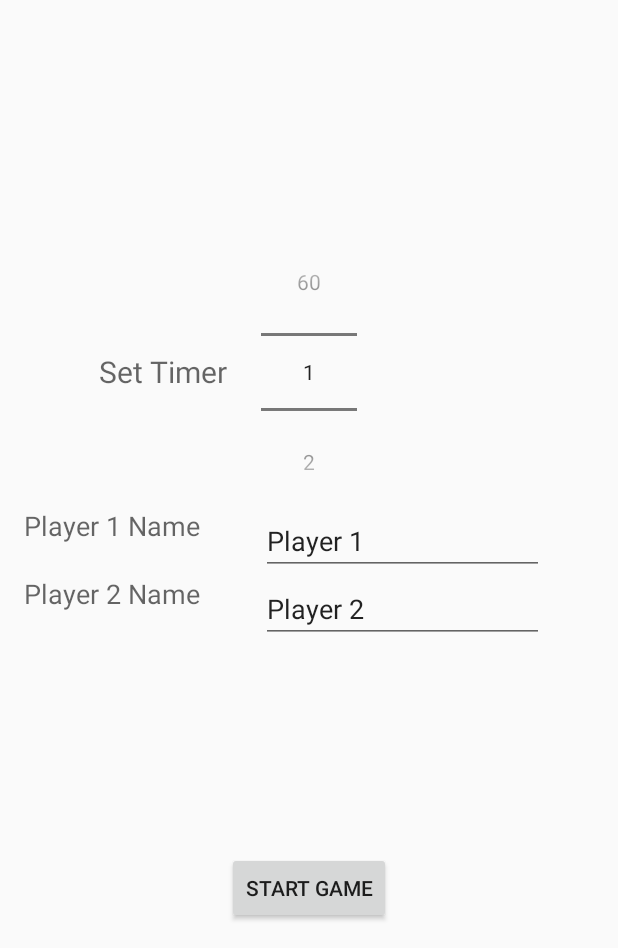
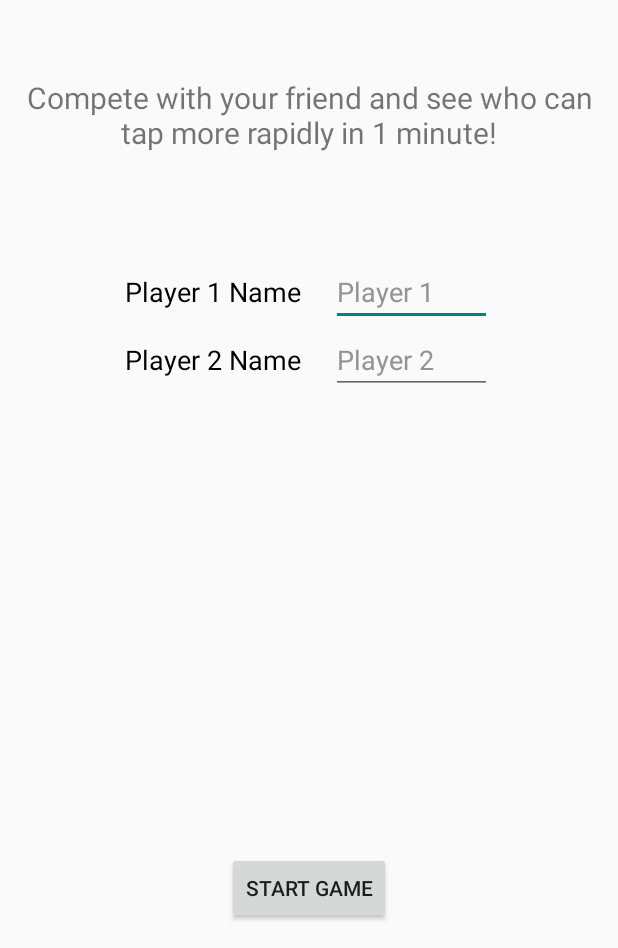
Before and after one commit to BlackMercy/Tap-Mania, an Android app: the screen it shows after launch (MainActivity), on a phone screen of 412 x 824 dp, the part 288-1236 px from its top. Run offline under Robolectric (Android 15) with nearby library versions, the phone set to English and light mode, and no system bars.

Commit message:
New main menu, new game layout, mock-up high score table added.

```diff
--- a/app/src/main/java/com/siit/pitawat/tappingmania/CountDown.java
+++ b/app/src/main/java/com/siit/pitawat/tappingmania/CountDown.java
@@ -24,8 +24,6 @@ public class CountDown extends ActionBarActivity {
         Intent i = this.getIntent();
         player1 = i.getStringExtra("player1");
         player2 = i.getStringExtra("player2");
-//        num = new TextView(this);
-//        this.setContentView(num);
         int n = Integer.parseInt(num.getText().toString());
         Log.d("n", n+"");
         timer counter = new timer (n*1000,1000);
--- a/app/src/main/res/layout/activity_main.xml
+++ b/app/src/main/res/layout/activity_main.xml
@@ -1,91 +1,108 @@
 <RelativeLayout xmlns:android="http://schemas.android.com/apk/res/android"
-    xmlns:tools="http://schemas.android.com/tools" android:layout_width="match_parent"
-    android:layout_height="match_parent" android:paddingLeft="@dimen/activity_horizontal_margin"
+    xmlns:tools="http://schemas.android.com/tools"
+    android:layout_width="match_parent"
+    android:layout_height="match_parent"
+    android:orientation="vertical"
+    android:paddingBottom="@dimen/activity_vertical_margin"
+    android:paddingLeft="@dimen/activity_horizontal_margin"
     android:paddingRight="@dimen/activity_horizontal_margin"
     android:paddingTop="@dimen/activity_vertical_margin"
-    android:paddingBottom="@dimen/activity_vertical_margin" tools:context=".MainActivity"
-    android:orientation="vertical">
+    tools:context=".MainActivity"
+    android:id="@+id/main">
 
     <TextView
+        android:id="@+id/textView3"
         android:layout_width="wrap_content"
         android:layout_height="wrap_content"
-        android:textAppearance="?android:attr/textAppearanceLarge"
-        android:text="TAP MANIA"
-        android:id="@+id/textView3"
         android:layout_alignParentTop="true"
         android:layout_centerHorizontal="true"
         android:layout_marginTop="39dp"
-        android:textStyle="bold|italic"
-        android:textSize="60dp" />
+        android:text="TAP MANIA"
+        android:textAppearance="?android:attr/textAppearanceLarge"
+        android:textSize="60dp"
+        android:textStyle="bold|italic" />
+
+    <TableLayout
+        android:layout_width="match_parent"
+        android:layout_height="wrap_content"
+        android:layout_below="@+id/textViewInstructions"
+        android:padding="40dp"
+        >
+
+        <TableRow
+            android:layout_width="match_parent"
+            android:gravity="center_horizontal">
 
             <TextView
+                android:id="@+id/textView5"
                 android:layout_width="wrap_content"
                 android:layout_height="wrap_content"
-        android:textAppearance="?android:attr/textAppearanceMedium"
-        android:text="Set Timer"
-        android:id="@+id/textView4"
-        android:textSize="20dp"
-        android:layout_centerVertical="true"
-        android:layout_toStartOf="@+id/button2" />
+                android:paddingRight="20dp"
+                android:text="Player 1 Name"
+                android:textColor="#000"
+                android:textAppearance="?android:attr/textAppearanceMedium" />
 
-    <com.siit.pitawat.tappingmania.myNumberPicker
+            <EditText
+                android:id="@+id/p1name"
+                android:layout_width="17mm"
+                android:layout_height="wrap_content"
+                android:editable="true"
+                android:maxLength="10"
+                android:text="Player 1"
+                android:textColor="#939393"
+                />
+
+
+        </TableRow>
+
+        <TableRow
+            android:layout_width="match_parent"
+            android:gravity="center_horizontal">
+
+            <TextView
+                android:id="@+id/textView6"
                 android:layout_width="wrap_content"
                 android:layout_height="wrap_content"
-        android:id="@+id/numberPicker"
-        android:layout_centerVertical="true"
-        android:layout_centerHorizontal="true"
-        max="60"
-        min="1"
-        android:clickable="false" />
+                android:text="Player 2 Name"
+                android:textColor="#000"
+                android:textAppearance="?android:attr/textAppearanceMedium" />
 
             <EditText
+                android:id="@+id/p2name"
+                android:layout_width="17mm"
+                android:layout_height="wrap_content"
+                android:editable="true"
+                android:maxLength="10"
+                android:textColor="#939393"
+                android:text="Player 2" />
+        </TableRow>
+
+
+    </TableLayout>
+
+
+    <Button
+        android:id="@+id/button2"
         android:layout_width="wrap_content"
         android:layout_height="wrap_content"
-        android:id="@+id/p1name"
-        android:text="Player 1"
-        android:layout_below="@+id/numberPicker"
-        android:layout_alignStart="@+id/p2name"
-        android:layout_alignEnd="@+id/textView3"
-        android:editable="true" />
-
-    <EditText
-        android:layout_width="wrap_content"
-        android:layout_height="wrap_content"
-        android:id="@+id/p2name"
-        android:text="Player 2"
-        android:layout_below="@+id/p1name"
-        android:layout_alignEnd="@+id/textView3"
-        android:layout_alignStart="@+id/numberPicker"
-        android:elegantTextHeight="false"
-        android:editable="true" />
+        android:layout_alignParentBottom="true"
+        android:layout_centerHorizontal="true"
+        android:onClick="onClick"
+        android:text="Start Game" />
 
     <TextView
-        android:layout_width="wrap_content"
+        android:id="@+id/textViewInstructions"
+        android:layout_width="match_parent"
         android:layout_height="wrap_content"
-        android:textAppearance="?android:attr/textAppearanceMedium"
-        android:text="Player 1 Name"
-        android:id="@+id/textView5"
-        android:layout_alignTop="@+id/p1name"
-        android:layout_alignParentStart="true" />
-
-    <TextView
-        android:layout_width="wrap_content"
-        android:layout_height="wrap_content"
-        android:textAppearance="?android:attr/textAppearanceMedium"
-        android:text="Player 2 Name"
-        android:id="@+id/textView6"
-        android:layout_alignTop="@+id/p2name"
+        android:layout_alignParentEnd="true"
         android:layout_alignParentStart="true"
-        android:layout_alignBottom="@+id/p2name" />
-
-    <Button
-        android:layout_width="wrap_content"
-        android:layout_height="wrap_content"
-        android:text="Start Game"
-        android:id="@+id/button2"
-        android:layout_alignParentBottom="true"
-        android:layout_centerHorizontal="true"
-        android:onClick="onClick" />
+        android:layout_below="@+id/textView3"
+        android:layout_marginTop="51dp"
+        android:gravity="center"
+        android:text="Compete with your friend and see who can tap more rapidly in 1 minute!"
+        android:textIsSelectable="false"
+        android:paddingBottom="30dp"
+        android:textSize="20dp" />
 
 
 </RelativeLayout>
```
Also changed, not shown: app/src/main/res/layout/activity_start.xml (+102 -44 lines), app/src/main/res/layout/highscore.xml (added, +104 -0 lines). Lines whose indentation alone changed are shown as unchanged.
